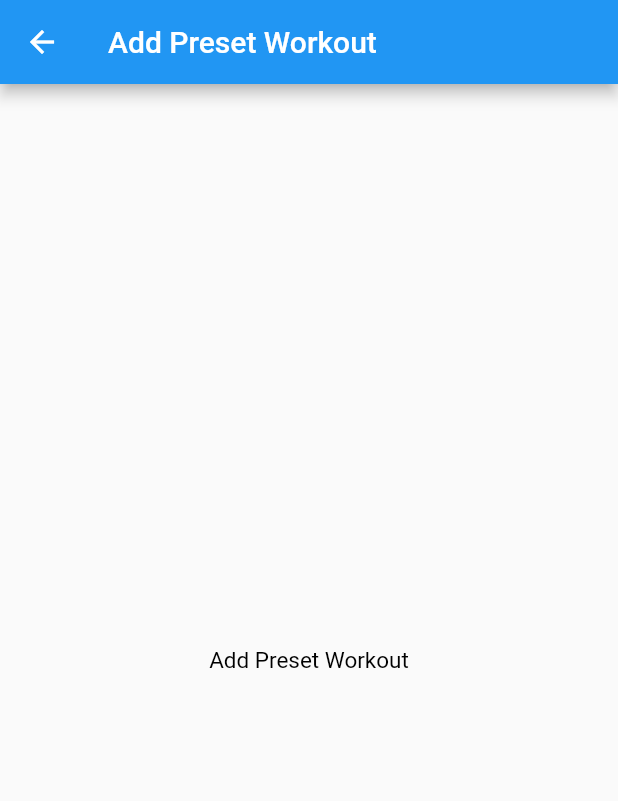
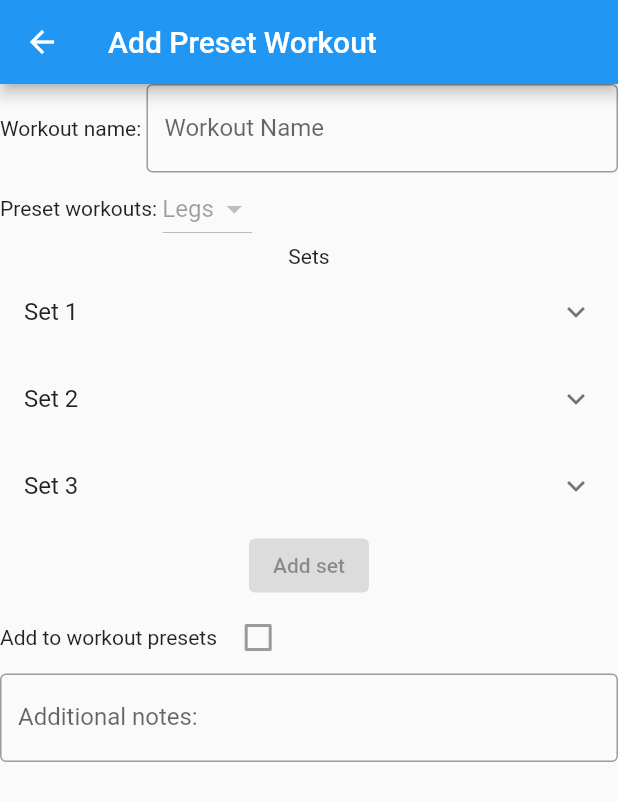
Before and after one commit to tamaraalil/Workout-Calendar-App, a Flutter app: the screen it shows after launch, in the side drawer, after a tap on "Add Preset Workout", on a phone screen of 412 x 824 dp. Shown: the top 801 px of the screen. Run offline on Flutter 3.47's test engine with Material 2 defaults, Android fonts, the phone set to English and light mode, and no system bars; our stand-ins replace table_calendar.

Commit message:
updated preset workout page

```diff
--- a/lib/pages/add_preset.dart
+++ b/lib/pages/add_preset.dart
@@ -5,17 +5,158 @@ import '../data/workout.dart';
 
 class PresetWorkout extends StatelessWidget {
   const PresetWorkout({super.key});
-
+  List<DropdownMenuItem<String>> get dropdownItems {
+    List<DropdownMenuItem<String>> menuItems = [
+      DropdownMenuItem(child: Text("Push"), value: ("Push")),
+      DropdownMenuItem(child: Text("Pull"), value: ("Pull")),
+      DropdownMenuItem(child: Text("Legs"), value: ("Legs")),
+    ];
+    return menuItems;
+  }
+  final String selectedValue = "Legs";
+  final bool isChecked = false;
   @override
   Widget build(BuildContext context) {
     return Scaffold(
       appBar: AppBar(
         title: const Text('Add Preset Workout'),
       ),
-      body: Center(
-        child: Text('Add Preset Workout',
-          style: TextStyle (fontSize: 15.0, color: Colors.black),),
-      ),
+      body: Column(
+        children: [
+          Container(
+            child: Row(
+              children: [
+                Container(
+                  child: Text('Workout name: ')
+                ),
+                Expanded(
+                  child: Container(
+                    child: TextField(obscureText: true,
+                    decoration:  InputDecoration(
+                      border: OutlineInputBorder(),
+                      labelText: 'Workout Name',
+                    ),
+                    )
+                  )
+                )
+              ],
+            )
+          ),
+          Container(
+            child: Row(
+              children: [
+                Container(
+                  child: Text("Preset workouts: ")
+                ),
+                Container(
+                    child: DropdownButton<String>(
+                        value: selectedValue,
+                        onChanged: null,
+                        items: dropdownItems
+                    )
+                ),
+              ],
+            )
+          ),
+          Container(
+            child: Text("Sets")
+          ),
+          ExpansionTile(
+            title: Text("Set 1"),
+            children: <Widget> [
+              TextField(obscureText: true,
+                decoration:  InputDecoration(
+                  border: OutlineInputBorder(),
+                  labelText: '# sets',
+                ),
+              ),
+              TextField(obscureText: true,
+                decoration:  InputDecoration(
+                  border: OutlineInputBorder(),
+                  labelText: '# reps',
+                ),
+              ),
+              TextField(obscureText: true,
+                decoration:  InputDecoration(
+                  border: OutlineInputBorder(),
+                  labelText: 'notes:',
+                ),
+              ),
+            ]
+          ),
+          ExpansionTile(
+              title: Text("Set 2"),
+              children: <Widget> [
+                TextField(obscureText: true,
+                  decoration:  InputDecoration(
+                    border: OutlineInputBorder(),
+                    labelText: '# sets',
+                  ),
+                ),
+                TextField(obscureText: true,
+                  decoration:  InputDecoration(
+                    border: OutlineInputBorder(),
+                    labelText: '# reps',
+                  ),
+                ),
+                TextField(obscureText: true,
+                  decoration:  InputDecoration(
+                    border: OutlineInputBorder(),
+                    labelText: 'notes:',
+                  ),
+                ),
+              ]
+          ),
+          ExpansionTile(
+              title: Text("Set 3"),
+              children: <Widget> [
+                TextField(obscureText: true,
+                  decoration:  InputDecoration(
+                    border: OutlineInputBorder(),
+                    labelText: '# sets',
+                  ),
+                ),
+                TextField(obscureText: true,
+                  decoration:  InputDecoration(
+                    border: OutlineInputBorder(),
+                    labelText: '# reps',
+                  ),
+                ),
+                TextField(obscureText: true,
+                  decoration:  InputDecoration(
+                    border: OutlineInputBorder(),
+                    labelText: 'notes:',
+                  ),
+                ),
+              ]
+          ),
+          Container(
+            child: ElevatedButton(
+              onPressed: null,
+              child: const Text("Add set"),
+            )
+          ),
+          Container(
+            child: Row(
+              children: [
+                Text("Add to workout presets "),
+                Checkbox(
+                  onChanged: null,
+                  value: isChecked,
+                )
+              ],
+            )
+          ),
+          Container(
+            child: TextField(obscureText: true,
+              decoration:  InputDecoration(
+                border: OutlineInputBorder(),
+                labelText: 'Additional notes:',
+              ),
+            ),
+          )
+        ],
+      )
     );
   }
 }
--- a/lib/pages/analytics.dart
+++ b/lib/pages/analytics.dart
@@ -10,7 +10,7 @@ class Analytics extends StatelessWidget {
   Widget build(BuildContext context) {
     return Scaffold(
       appBar: AppBar(
-        title: const Text('Analytics'),
+        title: const Text('Add Workout'),
       ),
       body: Center(
         child: Text('Analytics',
```
